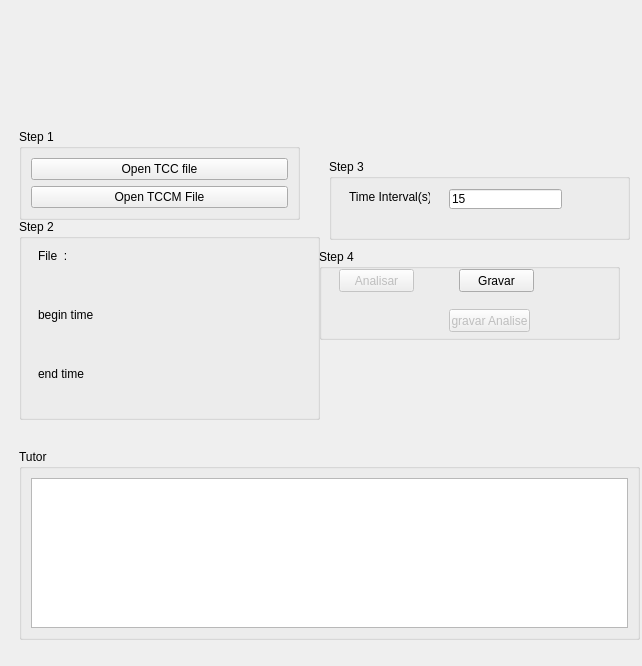
EthoWatcher/ethowatcher, file telasegementacao.ui: the form before one commit.
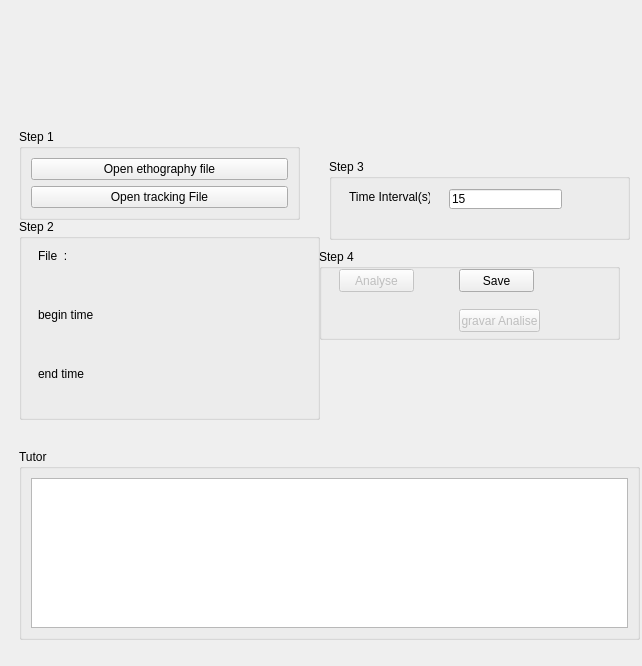
The form after the commit. Icons and pictures are not drawn.

The edit to the form file:
```diff
--- a/telasegementacao.ui
+++ b/telasegementacao.ui
@@ -361,7 +361,7 @@
        </rect>
       </property>
       <property name="text">
-       <string>Analisar</string>
+       <string>Analyse</string>
       </property>
      </widget>
      <widget class="QPushButton" name="pbGravarTCCM">
@@ -374,7 +374,7 @@
        </rect>
       </property>
       <property name="text">
-       <string>Gravar</string>
+       <string>Save</string>
       </property>
      </widget>
      <widget class="QPushButton" name="pbTotGravar">
@@ -383,7 +383,7 @@
       </property>
       <property name="geometry">
        <rect>
-        <x>130</x>
+        <x>140</x>
         <y>60</y>
         <width>81</width>
         <height>23</height>
@@ -553,14 +553,14 @@
       <item>
        <widget class="QPushButton" name="pbCaTotalSe">
         <property name="text">
-         <string>Open TCC file</string>
+         <string>Open ethography file</string>
         </property>
        </widget>
       </item>
       <item>
        <widget class="QPushButton" name="pbTCCMfile">
         <property name="text">
-         <string>Open TCCM File</string>
+         <string>Open tracking File</string>
         </property>
        </widget>
       </item>
```
Left out of the diff: 8 changed lines with no effect on the pictures.
